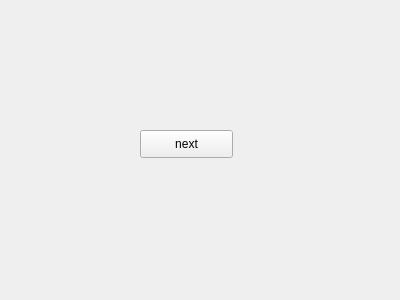
First picture: the form in core/ui/ParameterPageWidget.ui, repository aschuman/CoBaB, before the edit.
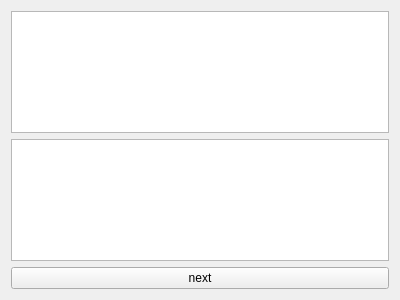
Second picture: the form after the edit.

Commit message: Began implementing ParameterWidget

```diff
--- a/core/ui/ParameterPageWidget.ui
+++ b/core/ui/ParameterPageWidget.ui
@@ -13,19 +13,21 @@
   <property name="windowTitle">
    <string>Form</string>
   </property>
+  <layout class="QVBoxLayout" name="verticalLayout">
+   <item>
+    <widget class="QTreeView" name="mParameterWidget"/>
+   </item>
+   <item>
+    <widget class="QListView" name="mSearchDatasetListView"/>
+   </item>
+   <item>
   <widget class="QPushButton" name="mNext">
-   <property name="geometry">
-    <rect>
-     <x>140</x>
-     <y>130</y>
-     <width>93</width>
-     <height>28</height>
-    </rect>
-   </property>
    <property name="text">
     <string>next</string>
    </property>
   </widget>
+   </item>
+  </layout>
  </widget>
  <resources/>
  <connections/>
```
Lines whose indentation alone changed are shown as unchanged. The commit also changes 7 other files.
